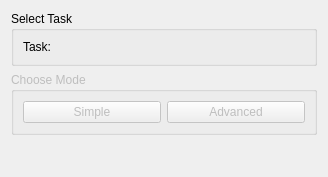
Above: QTModules/EMSegment/Resources/UI/qSlicerEMSegmentDefineTaskPanel.ui from jcfr/Slicer3 before the change. Below: the same form after it.
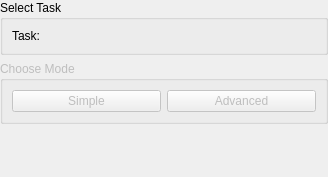
That is the form after the change. Custom widgets are drawn as their Qt base class.

Commit message: ENH: EMSegment - ContentMargins associated with panel layout is set to zero

```diff
--- a/QTModules/EMSegment/Resources/UI/qSlicerEMSegmentDefineTaskPanel.ui
+++ b/QTModules/EMSegment/Resources/UI/qSlicerEMSegmentDefineTaskPanel.ui
@@ -14,6 +14,9 @@
    <string>Form</string>
   </property>
   <layout class="QVBoxLayout" name="verticalLayout">
+   <property name="margin">
+    <number>0</number>
+   </property>
    <item>
     <widget class="QGroupBox" name="SelectTaskGroupBox">
      <property name="title">
```
The commit also changes 8 other files.
